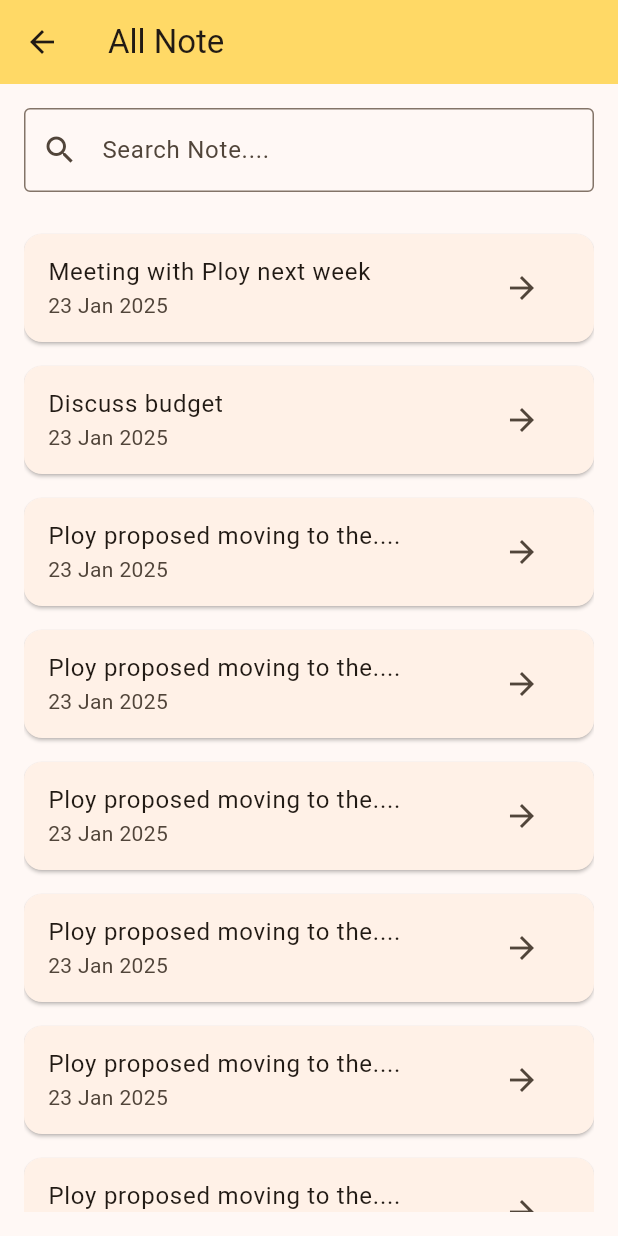
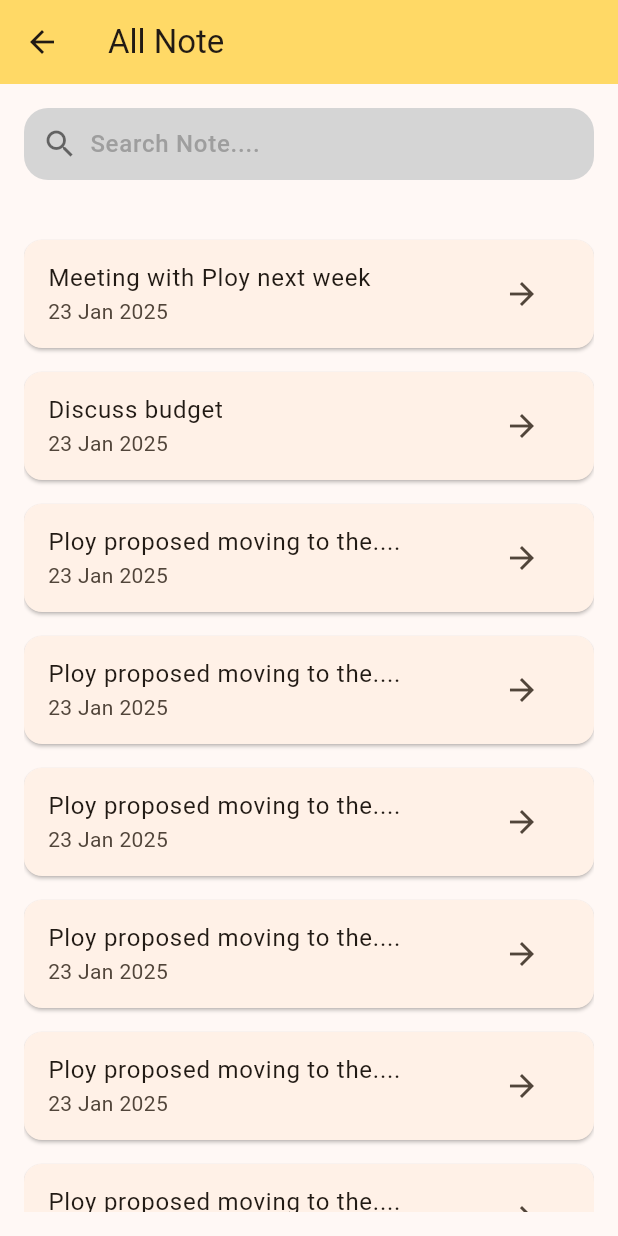
Before and after one commit to theploy67/THAI_DEALY, a Flutter app: the AllNoteUPage screen opened directly, on a phone screen of 412 x 824 dp. Run offline on Flutter 3.47's test engine with Material 3 defaults, Android fonts, the phone set to English and light mode, and no system bars; our stand-ins replace gap, table_calendar.

Commit message:
All_NoteU_page.dart

```diff
--- a/lib/pages/user_page/All_NoteU_page.dart
+++ b/lib/pages/user_page/All_NoteU_page.dart
@@ -44,16 +44,38 @@ class _AllNoteUPageState extends State<AllNoteUPage> {
         child: Column(
           children: [
             // ช่องค้นหาข้อมูล
-            TextField(
+            Container(
+              height: 48,
+              decoration: BoxDecoration(
+                color: const Color.fromARGB(255, 213, 213, 213),
+                borderRadius: BorderRadius.circular(16),
+              ),
+              padding: const EdgeInsets.symmetric(horizontal: 12),
+              margin: const EdgeInsets.only(bottom: 12),
+              child: Row(
+                children: [
+                  const Icon(Icons.search, color: Colors.black54),
+                  const SizedBox(width: 8),
+                  Expanded(
+                    child: TextField(
                       onChanged: (value) {
                         setState(() {
                           searchQuery = value;
                         });
                       },
                       decoration: const InputDecoration(
-                prefixIcon: Icon(Icons.search),
+                        border: InputBorder.none,
                         hintText: 'Search Note....',
-                border: OutlineInputBorder(),
+                        hintStyle: TextStyle(
+                          color: Colors.grey,
+                          fontWeight: FontWeight.w500,
+                          fontSize: 16,
+                        ),
+                      ),
+                      style: const TextStyle(fontSize: 16),
+                    ),
+                  ),
+                ],
               ),
             ),
             const Gap(20),
```
Lines whose indentation alone changed are shown as unchanged.
